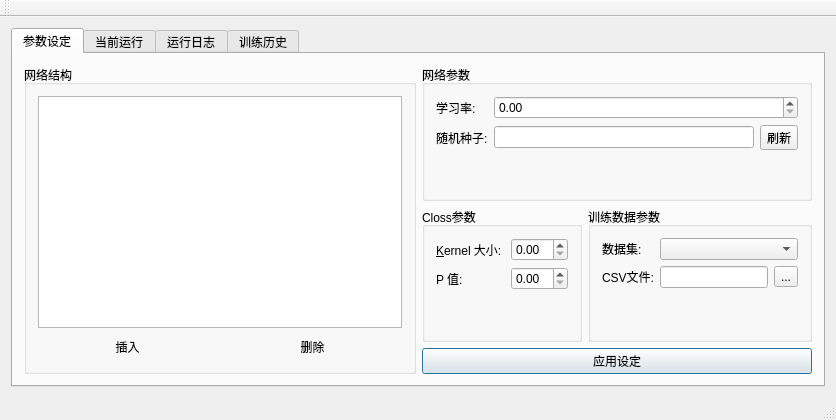
Before: the Qt Designer form app/eyecandy/widgets/mainwindow.ui in Aetf/ClossANN, drawn with Qt 5.
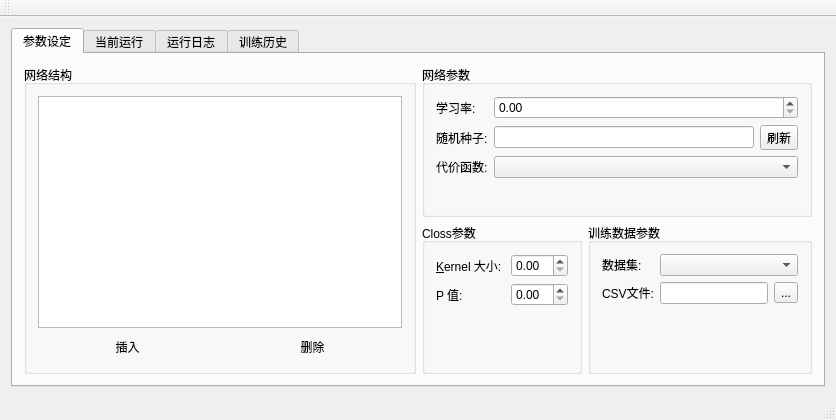
After: the same form once the commit is applied. The open tabs and pages were chosen to show the change. Custom widgets are drawn as their Qt base class.

Commit message: Implement error function option

Patch:
```diff
--- a/app/eyecandy/widgets/mainwindow.ui
+++ b/app/eyecandy/widgets/mainwindow.ui
@@ -18,14 +18,14 @@
     <item>
      <widget class="QTabWidget" name="tabs">
       <property name="currentIndex">
-       <number>2</number>
+       <number>0</number>
       </property>
       <widget class="QWidget" name="tabParam">
        <attribute name="title">
         <string>参数设定</string>
        </attribute>
        <layout class="QGridLayout" name="gridLayout" columnstretch="1,0,0">
-        <item row="0" column="0" rowspan="3">
+        <item row="0" column="0" rowspan="2">
          <widget class="QGroupBox" name="groupNetStru">
           <property name="sizePolicy">
            <sizepolicy hsizetype="Preferred" vsizetype="Preferred">
@@ -205,22 +205,19 @@
              </item>
             </layout>
            </item>
+           <item row="2" column="0">
+            <widget class="QLabel" name="label_7">
+             <property name="text">
+              <string>代价函数:</string>
+             </property>
+            </widget>
+           </item>
+           <item row="2" column="1">
+            <widget class="QComboBox" name="comboErrorFunc"/>
+           </item>
           </layout>
          </widget>
         </item>
-        <item row="2" column="1" colspan="2">
-         <widget class="QPushButton" name="btnApplyConfig">
-          <property name="text">
-           <string>应用设定</string>
-          </property>
-          <property name="autoDefault">
-           <bool>true</bool>
-          </property>
-          <property name="default">
-           <bool>true</bool>
-          </property>
-         </widget>
-        </item>
        </layout>
       </widget>
       <widget class="QWidget" name="tabMonitor">
```
The commit also changes 6 other files.
